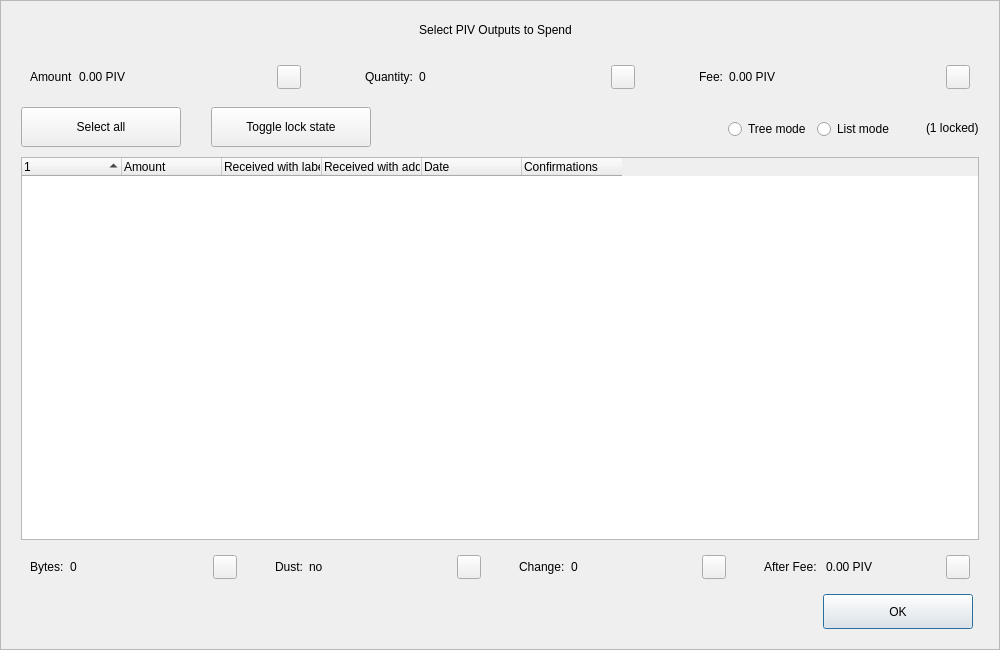
MotoAcidic/pivx-gui, file src/qt/forms/coincontroldialog.ui: the form before one commit.
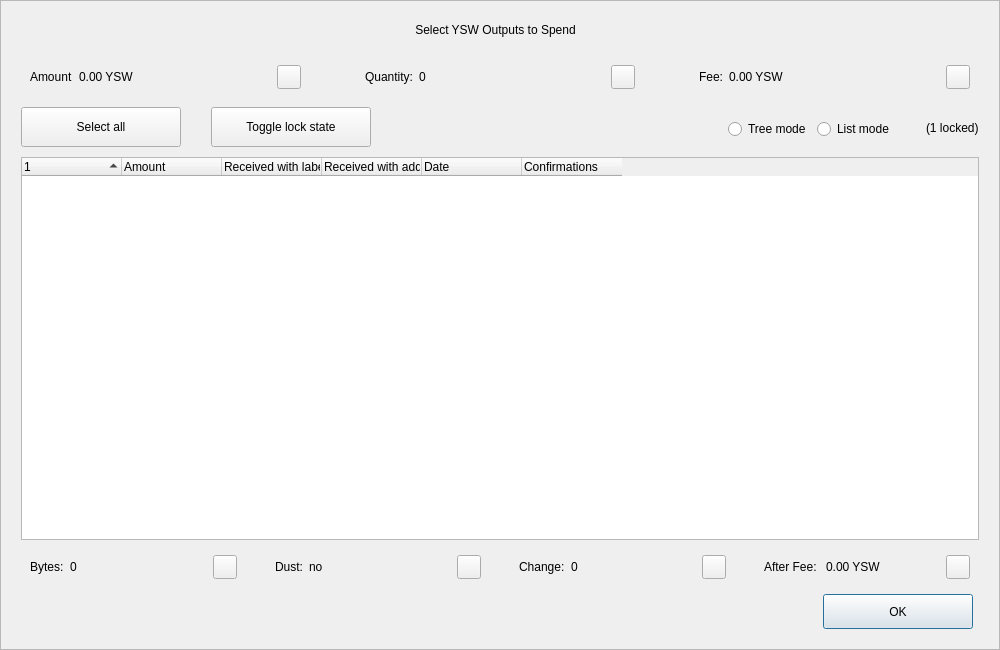
The form after the commit. Custom widgets are drawn as their Qt base class.

Diff of the .ui file:
```diff
--- a/src/qt/forms/coincontroldialog.ui
+++ b/src/qt/forms/coincontroldialog.ui
@@ -98,7 +98,7 @@
            </size>
           </property>
           <property name="text">
-           <string>Select PIV Outputs to Spend</string>
+           <string>Select YSW Outputs to Spend</string>
           </property>
           <property name="alignment">
            <set>Qt::AlignCenter</set>
@@ -144,7 +144,7 @@
            <item>
             <widget class="QLabel" name="labelCoinControlAmount">
              <property name="text">
-              <string>0.00 PIV</string>
+              <string>0.00 YSW</string>
              </property>
             </widget>
            </item>
@@ -268,7 +268,7 @@
            <item>
             <widget class="QLabel" name="labelCoinControlFee">
              <property name="text">
-              <string>0.00 PIV</string>
+              <string>0.00 YSW</string>
              </property>
             </widget>
            </item>
@@ -729,7 +729,7 @@
            <item>
             <widget class="QLabel" name="labelCoinControlAfterFee">
              <property name="text">
-              <string>0.00 PIV</string>
+              <string>0.00 YSW</string>
              </property>
             </widget>
            </item>
```
